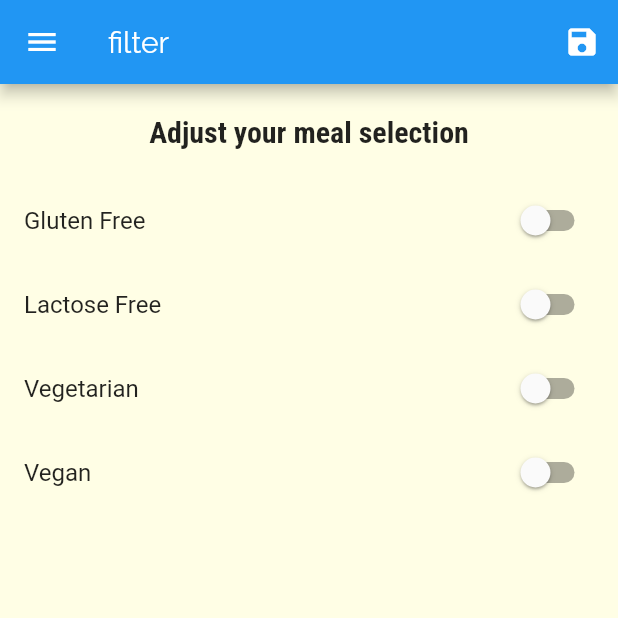
After one commit to stevens34400/Flutter_IntroCourse, a Flutter app: the FiltersScreen screen opened by its route, in the side drawer, after a tap on the "save" icon, on a phone screen of 412 x 824 dp, the top half of it. The commit adds this screen. Run offline on Flutter 3.47's test engine with Material 2 defaults, Android fonts, the phone set to English and light mode, and no system bars.

Commit message:
finish meals_app

```diff
--- a/meals_app/lib/main.dart
+++ b/meals_app/lib/main.dart
@@ -1,16 +1,75 @@
 import 'package:flutter/material.dart';
 
+import './dummy_data.dart';
+import './screens/filters_screen.dart';
 import './screens/tabs_screen.dart';
 import './screens/category_meals_screen.dart';
 import './screens/categories_screen.dart';
 import './screens/meal_detail_screen.dart';
+import './models/meal.dart';
 
 void main() {
   runApp(MyApp());
 }
 
-class MyApp extends StatelessWidget {
+class MyApp extends StatefulWidget {
   // This widget is the root of your application.
+  @override
+  _MyAppState createState() => _MyAppState();
+}
+
+class _MyAppState extends State<MyApp> {
+  Map<String, bool> _filters = {
+    'gluten': false,
+    'lactose': false,
+    'vegan': false,
+    'vegetarian': false,
+  };
+
+  List<Meal> _availableMeals = DUMMY_MEALS;
+  List<Meal> _favoritedMeals = [];
+
+  void _setFilters(Map<String, bool> filterData) {
+    setState(() {
+      _filters = filterData;
+
+      _availableMeals = DUMMY_MEALS.where((meal) {
+        if (_filters['gluten'] && !meal.isGlutenFree) {
+          return false;
+        }
+        if (_filters['lactose'] && !meal.isLactoseFree) {
+          return false;
+        }
+        if (_filters['vegan'] && !meal.isVegan) {
+          return false;
+        }
+        if (_filters['vegetarian'] && !meal.isVegetarian) {
+          return false;
+        }
+        return true;
+      }).toList();
+    });
+  }
+
+  void _toggleFavorite(String mealId) {
+    final existingIndex =
+        _favoritedMeals.indexWhere((meal) => mealId == meal.id);
+    if (existingIndex >= 0) {
+      setState(() {
+        _favoritedMeals.removeAt(existingIndex);
+      });
+    } else {
+      setState(() {
+        _favoritedMeals
+            .add(DUMMY_MEALS.firstWhere((meal) => meal.id == mealId));
+      });
+    }
+  }
+
+  bool _isMealFavorite(String mealId) {
+    return _favoritedMeals.any((meal) => meal.id == mealId);
+  }
+
   @override
   Widget build(BuildContext context) {
     return MaterialApp(
@@ -34,10 +93,14 @@ class MyApp extends StatelessWidget {
               ),
             ),
       ),
-      home: TabsScreen(),
+      home: TabsScreen(_favoritedMeals),
       routes: {
-        CategoryMealsScreen.routeName: (context) => CategoryMealsScreen(),
-        MealDetailScreen.routeName: (context) => MealDetailScreen(),
+        CategoryMealsScreen.routeName: (context) =>
+            CategoryMealsScreen(_availableMeals),
+        MealDetailScreen.routeName: (context) =>
+            MealDetailScreen(_toggleFavorite, _isMealFavorite),
+        FiltersScreen.routeName: (context) =>
+            FiltersScreen(_filters, _setFilters),
       },
       // onGenerateRoute: (settings) {
       //   print(settings.arguments);
--- /dev/null
+++ b/meals_app/lib/screens/filters_screen.dart
@@ -0,0 +1,109 @@
+import 'package:flutter/material.dart';
+
+import '../widgets/main_drawer.dart';
+
+class FiltersScreen extends StatefulWidget {
+  static const routeName = '/filters-screen';
+
+  final Function saveFilters;
+  final Map<String, bool> currentFilters;
+
+  FiltersScreen(this.currentFilters, this.saveFilters);
+
+  @override
+  _FiltersScreenState createState() => _FiltersScreenState();
+}
+
+class _FiltersScreenState extends State<FiltersScreen> {
+  bool _glutenFree = false;
+  bool _vegetarian = false;
+  bool _vegan = false;
+  bool _lactoseFree = false;
+
+  @override
+  initState() {
+    _glutenFree = widget.currentFilters['gluten'];
+    _vegetarian = widget.currentFilters['vegetarian'];
+    _vegan = widget.currentFilters['vegan'];
+    _lactoseFree = widget.currentFilters['lactose'];
+    super.initState();
+  }
+
+  Widget _buildSwitchListTile(
+      String title, bool currentValue, Function updateValue) {
+    return SwitchListTile(
+      activeColor: Colors.green,
+      title: Text(title),
+      value: currentValue,
+      onChanged: updateValue,
+    );
+  }
+
+  @override
+  Widget build(BuildContext context) {
+    return Scaffold(
+      appBar: AppBar(
+        title: Text('filter'),
+        actions: <Widget>[
+          IconButton(
+            onPressed: () {
+              final selectedFilters = {
+                'gluten': _glutenFree,
+                'lactose': _lactoseFree,
+                'vegan': _vegan,
+                'vegetarian': _vegetarian,
+              };
+              widget.saveFilters(selectedFilters);
+            },
+            icon: Icon(Icons.save),
+          )
+        ],
+      ),
+      drawer: MainDrawer(),
+      body: Column(
+        children: <Widget>[
+          Container(
+            padding: EdgeInsets.all(20),
+            child: Text(
+              'Adjust your meal selection',
+              style: Theme.of(context).textTheme.title,
+            ),
+          ),
+          Expanded(
+              child: ListView(
+            children: <Widget>[
+              _buildSwitchListTile('Gluten Free', _glutenFree, (newValue) {
+                setState(
+                  () {
+                    _glutenFree = newValue;
+                  },
+                );
+              }),
+              _buildSwitchListTile('Lactose Free', _lactoseFree, (newValue) {
+                setState(
+                  () {
+                    _lactoseFree = newValue;
+                  },
+                );
+              }),
+              _buildSwitchListTile('Vegetarian', _vegetarian, (newValue) {
+                setState(
+                  () {
+                    _vegetarian = newValue;
+                  },
+                );
+              }),
+              _buildSwitchListTile('Vegan', _vegan, (newValue) {
+                setState(
+                  () {
+                    _vegan = newValue;
+                  },
+                );
+              }),
+            ],
+          ))
+        ],
+      ),
+    );
+  }
+}
--- a/meals_app/lib/widgets/main_drawer.dart
+++ b/meals_app/lib/widgets/main_drawer.dart
@@ -1,7 +1,9 @@
 import 'package:flutter/material.dart';
 
+import 'package:meals_app/screens/filters_screen.dart';
+
 class MainDrawer extends StatelessWidget {
-  Widget _buildListTile(String title, IconData icon) {
+  Widget _buildListTile(String title, IconData icon, Function tapHandler) {
     return ListTile(
       leading: Icon(
         icon,
@@ -15,6 +17,7 @@ class MainDrawer extends StatelessWidget {
           fontWeight: FontWeight.bold,
         ),
       ),
+      onTap: tapHandler,
     );
   }
 
@@ -41,8 +44,20 @@ class MainDrawer extends StatelessWidget {
         SizedBox(
           height: 20,
         ),
-        _buildListTile('Meals', Icons.restaurant),
-        _buildListTile('Filters', Icons.settings),
+        _buildListTile(
+          'Meals',
+          Icons.restaurant,
+          () {
+            Navigator.of(context).pushReplacementNamed('/');
+          },
+        ),
+        _buildListTile(
+          'Filters',
+          Icons.settings,
+          () {
+            Navigator.of(context).pushReplacementNamed(FiltersScreen.routeName);
+          },
+        ),
       ],
     ));
   }
```
Also changed, not shown: meals_app/lib/screens/category_meals_screen.dart (+39 -21 lines), meals_app/lib/screens/favorites_screen.dart (+26 -3 lines), meals_app/lib/screens/meal_detail_screen.dart (+11 -0 lines), meals_app/lib/screens/tabs_screen.dart (+16 -5 lines), meals_app/lib/widgets/meal_item.dart (+7 -1 lines).
